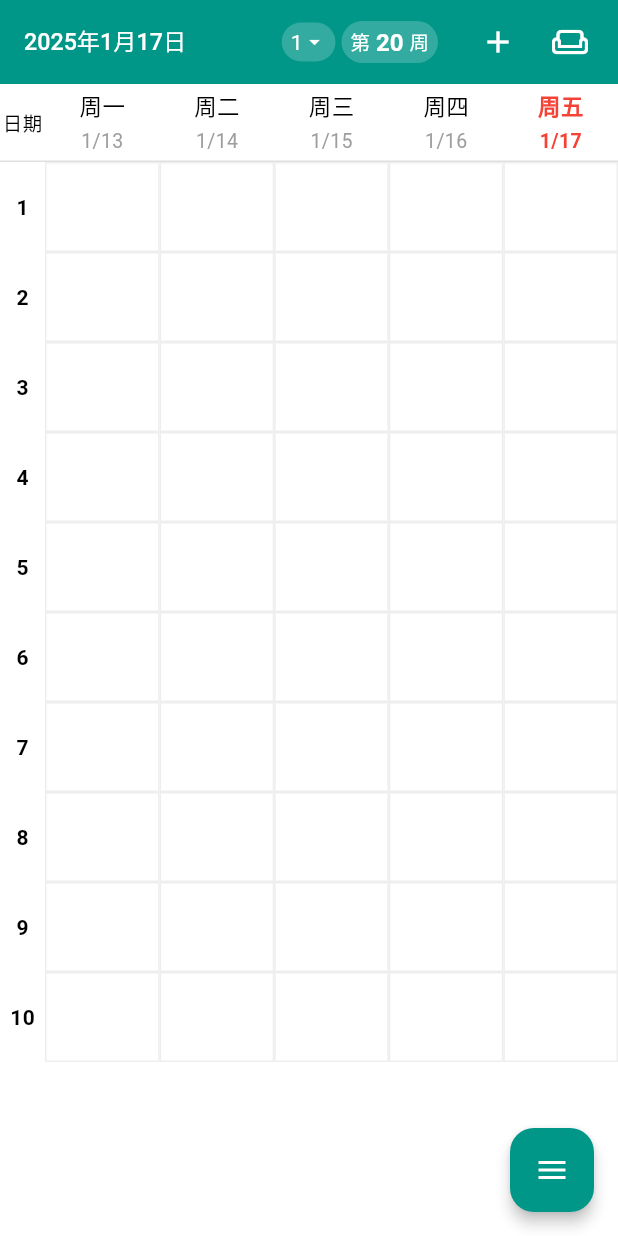
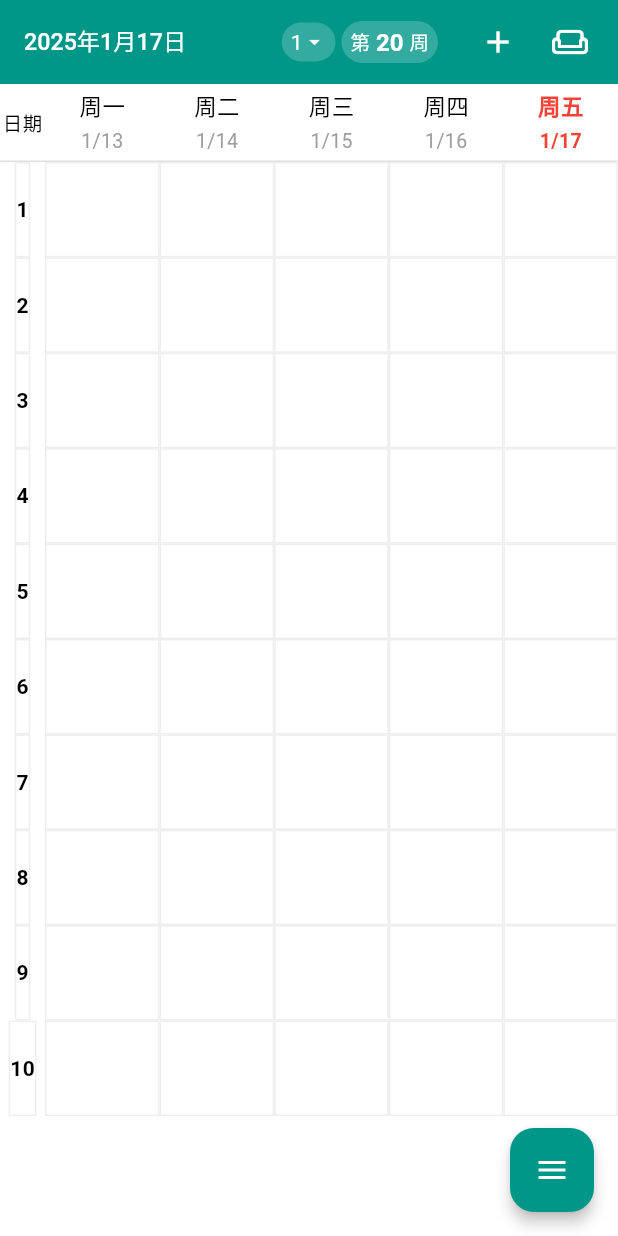
Before and after one commit to Aniu456/MySchedule, a Flutter app: the screen it shows after launch, on a phone screen of 412 x 824 dp. Run offline on Flutter 3.47's test engine with Material 3 defaults, Android fonts, the phone set to English and light mode, and no system bars; our stand-ins replace flutter_colorpicker, shared_preferences; missing offline and left inert: lunar.

Commit message:
优化布局

```diff
--- a/lib/widgets/course_table.dart
+++ b/lib/widgets/course_table.dart
@@ -66,8 +66,13 @@ class CourseTable extends StatelessWidget {
       width: showTimeSlots ? 45.0 : 30.0,
       child: Column(
         children: List.generate(10, (index) {
-          return SizedBox(
-            height: 60.0,
+          return Expanded(
+            child: Container(
+              decoration: BoxDecoration(
+                border: showGrid
+                    ? Border.all(color: Colors.grey[200]!)
+                    : Border.all(color: Colors.transparent),
+              ),
               child: Column(
                 mainAxisAlignment: MainAxisAlignment.center,
                 children: [
@@ -89,6 +94,7 @@ class CourseTable extends StatelessWidget {
                     ),
                   ],
                 ],
+              ),
             ),
           );
         }),
@@ -173,8 +179,6 @@ class CourseTable extends StatelessWidget {
         boxShadow: const [
           BoxShadow(
             color: Colors.white24,
-            // blurRadius: 2,
-            // offset: Offset(0, 1),
           ),
         ],
       ),
@@ -193,38 +197,40 @@ class CourseTable extends StatelessWidget {
               child: Column(
                 crossAxisAlignment: CrossAxisAlignment.start,
                 children: [
-                  Text(
+                  Flexible(
+                    child: Text(
                       course['courseName'] ?? '未输入课程名',
                       style: const TextStyle(
                         color: Colors.white,
                         fontSize: 15,
                         fontWeight: FontWeight.bold,
                       ),
-                    maxLines: showWeekend ? 3 : 2,
+                      maxLines: showWeekend ? 2 : 3,
                       overflow: TextOverflow.ellipsis,
-                  ),
-                ],
                     ),
                   ),
                   if (course['teacherName']?.isNotEmpty ?? false)
-              Padding(
-                padding: const EdgeInsets.only(top: 2),
+                    Flexible(
                       child: Text(
                         '@${course['teacherName']}',
                         style: TextStyle(
                           color: Colors.white70,
                           fontSize: showWeekend ? 11 : 12,
                         ),
-                  maxLines: 2,
+                        maxLines: 1,
                         overflow: TextOverflow.ellipsis,
+                      ),
+                    ),
+                ],
               ),
             ),
             Text(
               _formatWeeks(List<int>.from(course['weeks'] ?? [])),
               style: TextStyle(
                 color: Colors.white,
-                  fontSize: showWeekend ? 10 : 13,
-                  fontWeight: FontWeight.bold),
+                fontSize: showWeekend ? 10 : 11,
+                fontWeight: FontWeight.bold,
+              ),
               maxLines: 1,
               overflow: TextOverflow.ellipsis,
             ),
@@ -329,22 +335,25 @@ class CourseTable extends StatelessWidget {
           occupiedSlots.add(i);
         }
 
-        cells.add(Container(
-          height: 60.0 * duration,
+        cells.add(Expanded(
+          flex: duration,
+          child: Container(
             decoration: BoxDecoration(
               border: showGrid
                   ? Border.all(color: Colors.grey[200]!)
                   : Border.all(color: Colors.transparent),
             ),
             child: _buildCourseCell(courseForThisSlot, context),
+          ),
         ));
       } else {
-        cells.add(Container(
-          height: 60.0,
+        cells.add(Expanded(
+          child: Container(
             decoration: BoxDecoration(
               border: showGrid
                   ? Border.all(color: Colors.grey[200]!)
                   : Border.all(color: Colors.transparent),
+            ),
           ),
         ));
       }
@@ -363,13 +372,13 @@ class CourseTable extends StatelessWidget {
       children: [
         _buildHeader(dates),
         Expanded(
-          child: SingleChildScrollView(
           child: Row(
-              crossAxisAlignment: CrossAxisAlignment.start,
+            crossAxisAlignment: CrossAxisAlignment.stretch,
             children: [
               _buildTimeColumn(),
               Expanded(
                 child: Row(
+                  crossAxisAlignment: CrossAxisAlignment.stretch,
                   children: List.generate(showWeekend ? 7 : 5, (col) {
                     // 获取这一列的所有课程
                     final columnCourses = courses.where((course) {
@@ -384,11 +393,9 @@ class CourseTable extends StatelessWidget {
                       });
                     }).toList();
 
-                      return SizedBox(
-                        width: (MediaQuery.of(context).size.width -
-                                (showTimeSlots ? 45.0 : 30.0)) /
-                            (showWeekend ? 7 : 5),
+                    return Expanded(
                       child: Column(
+                        crossAxisAlignment: CrossAxisAlignment.stretch,
                         children:
                             _buildCourseCells(columnCourses, col, context),
                       ),
@@ -399,7 +406,6 @@ class CourseTable extends StatelessWidget {
             ],
           ),
         ),
-        ),
       ],
     );
   }
--- a/lib/widgets/slide_table.dart
+++ b/lib/widgets/slide_table.dart
@@ -84,7 +84,11 @@ class _SlideTableState extends State<SlideTable> {
 
   @override
   Widget build(BuildContext context) {
-    return PageView.builder(
+    return Padding(
+      padding: const EdgeInsets.only(
+        bottom: kFloatingActionButtonMargin + 64, // 为浮动按钮预留空间
+      ),
+      child: PageView.builder(
         controller: _pageController,
         onPageChanged: (page) {
           if (mounted) {
@@ -106,6 +110,7 @@ class _SlideTableState extends State<SlideTable> {
             onCourseDeleted: widget.onCourseDeleted,
           );
         },
+      ),
     );
   }
 }
```
Lines whose indentation alone changed are shown as unchanged.
